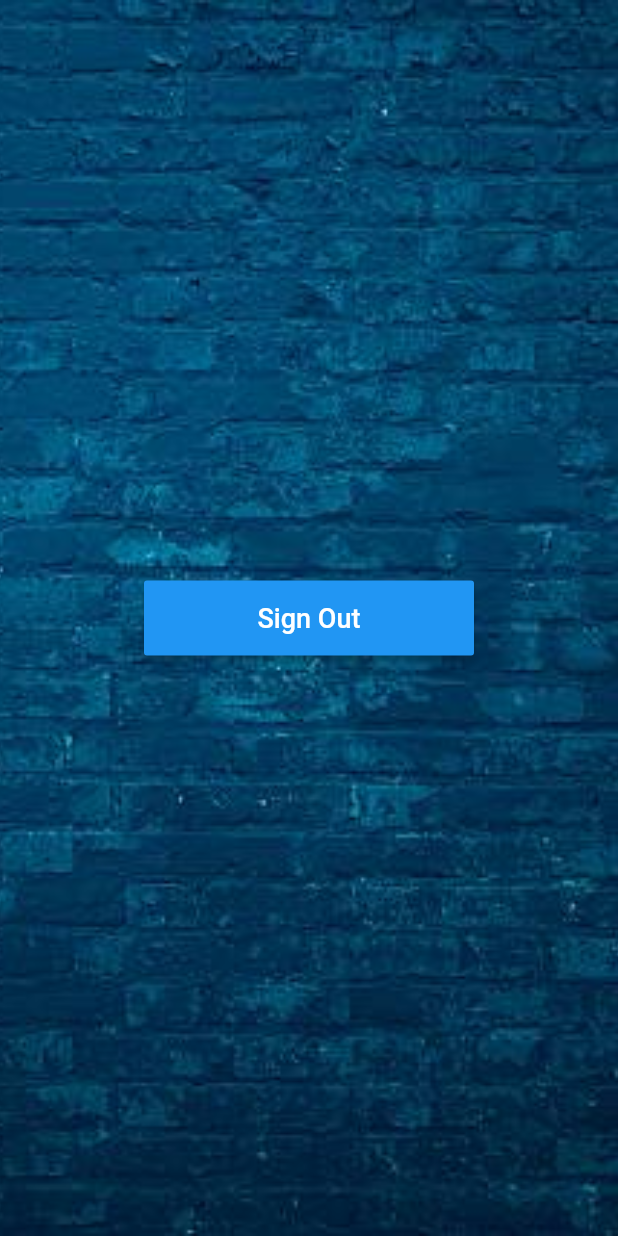
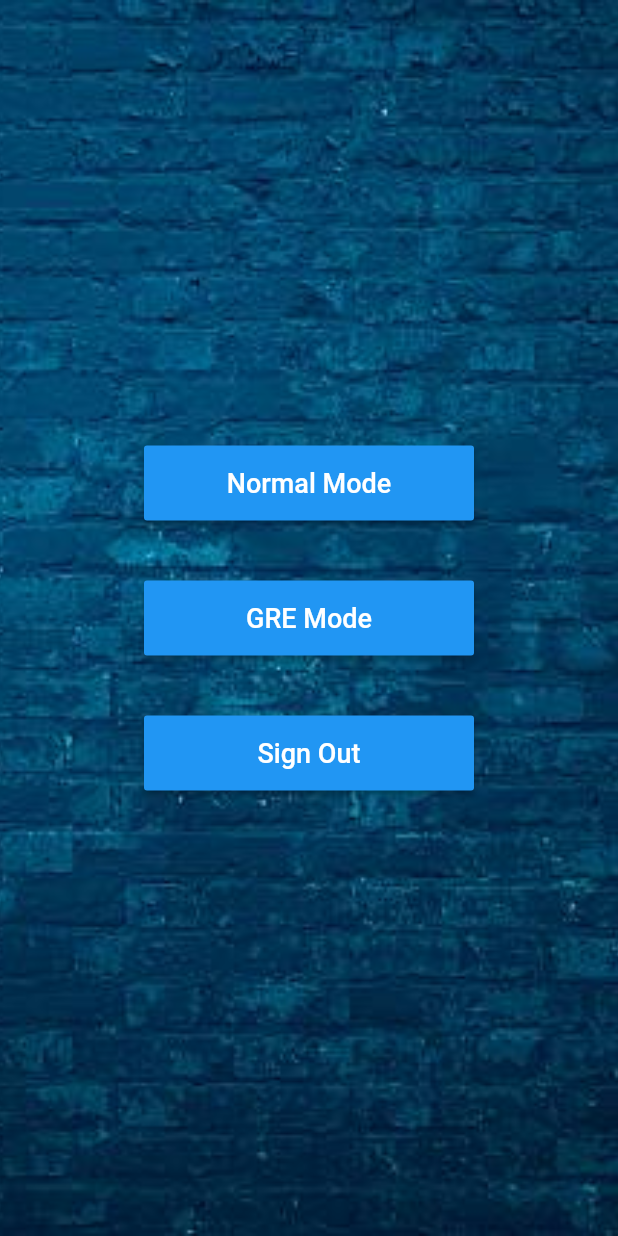
Before and after one commit to pratikjain04/Quiz-Up, a Flutter app: the Home screen opened by its route, on a phone screen of 412 x 824 dp. Run offline on Flutter 3.47's test engine with Material 2 defaults, Android fonts, the phone set to English and light mode, and no system bars; our stand-ins replace firebase_auth, google_sign_in; accounts and stored records are empty.

Commit message:
Play Modes Added with Demo Pages

```diff
--- a/lib/home.dart
+++ b/lib/home.dart
@@ -29,9 +29,7 @@ class HomeState extends State<Home> {
           Image(
             image: new AssetImage('images/bluebrickwall.jpg'),
             fit: BoxFit.cover,
-
           ),
-
           Column(
             mainAxisAlignment: MainAxisAlignment.center,
             children: <Widget>[
@@ -39,11 +37,44 @@ class HomeState extends State<Home> {
                 height: 50.0,
                 width: 220.0,
                 child: RaisedButton(
+                  onPressed: () => Navigator
+                      .of(context)
+                      .pushNamedAndRemoveUntil(
+                          '/GameHome', (Route<dynamic> route) => false),
+                  color: Colors.blue,
+                  child: Text('Normal Mode',
+                      style: TextStyle(color: Colors.white, fontSize: 18.0)),
+                ),
+              ),
+              Padding(
+                padding: EdgeInsets.all(20.0),
+              ),
+              Container(
+                height: 50.0,
+                width: 220.0,
+                // CURRENTLY BOTH THE PAGES ARE REDIRECTING TO THE SAME PAGE, WILL CHANGE THIS AFTERWARDS
+                //Todo:
+                child: RaisedButton(
+                  onPressed: () => Navigator
+                      .of(context)
+                      .pushNamedAndRemoveUntil(
+                      '/GameHome', (Route<dynamic> route) => false),
+                  color: Colors.blue,
+                  child: Text('GRE Mode',
+                      style: TextStyle(color: Colors.white, fontSize: 18.0)),
+                ),
+              ),
+              Padding(
+                padding: EdgeInsets.all(20.0),
+              ),
+              Container(
+                height: 50.0,
+                width: 220.0,
+                child: RaisedButton(
                   onPressed: _signOut,
                   color: Colors.blue,
                   child: Text('Sign Out',
-                        style:
-                            new TextStyle(color: Colors.white, fontSize: 18.0)),
+                      style: TextStyle(color: Colors.white, fontSize: 18.0)),
                 ),
               ),
             ],
--- a/lib/main.dart
+++ b/lib/main.dart
@@ -4,6 +4,7 @@ import 'home.dart';
 import 'dart:async';
 import 'package:demo_1/backend/SignIn.dart';
 import 'package:firebase_auth/firebase_auth.dart';
+import './screens/home_screen.dart';
 
 void main() => runApp(new MaterialApp(
   debugShowCheckedModeBanner: false,
@@ -16,6 +17,7 @@ void main() => runApp(new MaterialApp(
     '/Splash' : (BuildContext context) => new Splash(),
     '/Home': (BuildContext context) => new Home(),
     '/SignIn': (BuildContext context) => new SignIn(),
+    '/GameHome': (BuildContext context) => new GameHome(),
   },
 ));
 
--- a/pubspec.yaml
+++ b/pubspec.yaml
@@ -34,6 +34,7 @@ flutter:
   - images/whitegooglelogo.png
   - images/whiteloader.gif
   - images/bluebrickwall.jpg
+  - images/darkthemeblue.jpg
 
   #  - images/a_dot_ham.jpeg
 
```
Also changed, not shown: lib/backend/SignIn.dart (+6 -6 lines), lib/screens/home_screen.dart (added, +71 -0 lines), images/darkthemeblue.jpg (added). Lines whose indentation alone changed are shown as unchanged.
